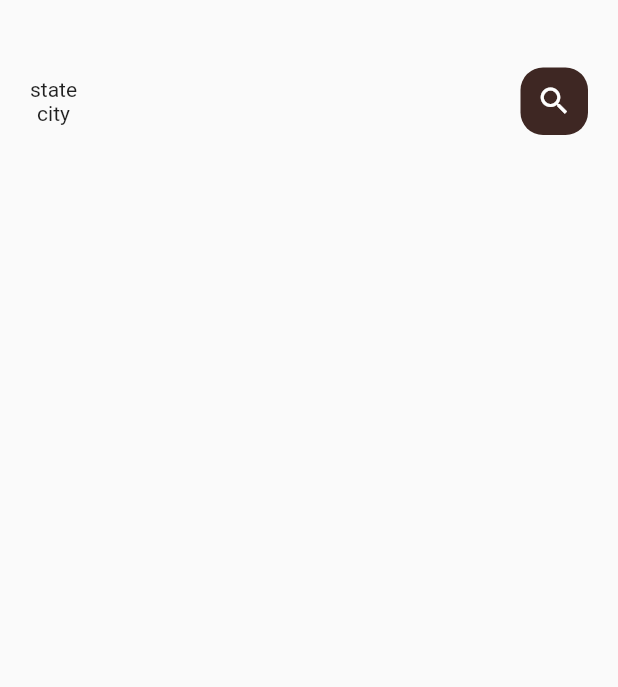
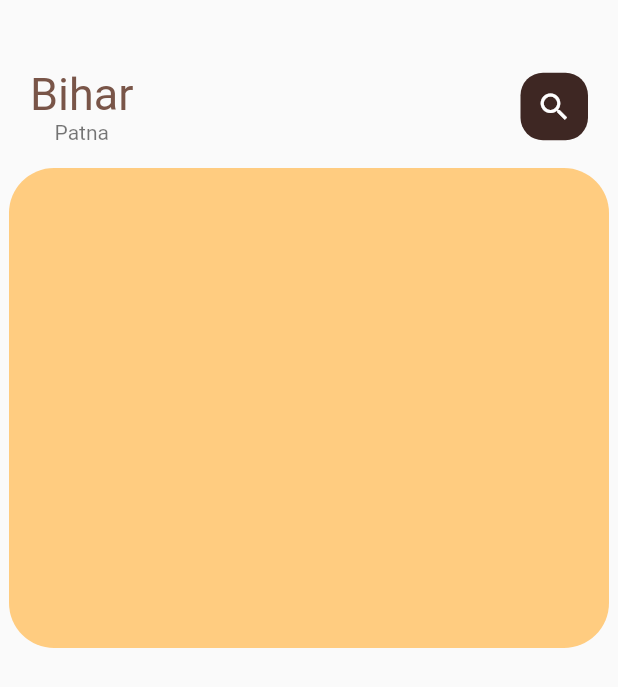
Before and after one commit to shrutis1509/GrocerCart, a Flutter app: the screen it shows after launch, on a phone screen of 412 x 824 dp. Shown: the top 687 px of the screen. Run offline on Flutter 3.47's test engine with Material 2 defaults, Android fonts, the light colour scheme and no system bars; Roboto replaces fonts that are missing (Schuyler).

Commit message:
50 min done

```diff
--- /dev/null
+++ b/grocer_cart/lib/home/grocerypagebody.dart
@@ -0,0 +1,36 @@
+import 'package:flutter/cupertino.dart';
+
+class GroceryPageBody extends StatefulWidget {
+  const GroceryPageBody({Key? key}) : super(key: key);
+
+  @override
+  State<GroceryPageBody> createState() => _GroceryPageBodyState();
+}
+
+class _GroceryPageBodyState extends State<GroceryPageBody> {
+  @override
+  Widget build(BuildContext context) {
+    return Container(
+      height: 320,
+      child:PageView.builder(
+        itemCount: 6,
+        itemBuilder:(context,position){
+        return _buildPageItem(position);
+    }),
+
+    );
+  }
+  Widget _buildPageItem(int index){
+    return Container(
+      height:220,
+      margin: EdgeInsets.only(left:6,right:6),
+    decoration: BoxDecoration(
+    borderRadius: BorderRadius.circular(30),
+    color:  index.isEven?Color(0xFFFFCC80):Color(0xFFFFCA28),
+
+      ),
+    );
+
+
+  }
+}
--- a/grocer_cart/lib/home/main_page.dart
+++ b/grocer_cart/lib/home/main_page.dart
@@ -1,5 +1,9 @@
 import 'package:flutter/cupertino.dart';
 import 'package:flutter/material.dart';
+import 'package:grocer_cart/widgets/bigtext.dart';
+import 'package:grocer_cart/widgets/smalltext.dart';
+
+import 'grocerypagebody.dart';
 
 class MainPage extends StatefulWidget {
   const MainPage({Key? key}) : super(key: key);
@@ -23,8 +27,9 @@ class _MainPageState extends State<MainPage> {
           children: [
             Column(
               children: [
-                Text("state"),
-                Text("city")
+                BigText(text: "Bihar", color:Colors.brown),
+
+              SmallText(text: "Patna",color: Colors.black54,)
               ],
             ),
             Container(
@@ -34,18 +39,17 @@ class _MainPageState extends State<MainPage> {
               decoration: BoxDecoration(
                 borderRadius: BorderRadius.circular(15),
                 color: Colors.brown[900]
+              )
+              ),
 
-              ),
-            )
           ],
         ),
       )
 
-    )
+    ),
+          GroceryPageBody(),
     ],
-
-    )
+    ),
     );
-
   }
 }
--- /dev/null
+++ b/grocer_cart/lib/widgets/bigtext.dart
@@ -0,0 +1,29 @@
+import 'package:flutter/cupertino.dart';
+
+class BigText extends StatelessWidget {
+  Color? color;
+  final String text;
+  double size;
+  TextOverflow overflow;
+  BigText({Key? key,  this.color=const Color(0xFF332d2b) ,
+    required this.text,
+    this.size=30,
+    this.overflow=TextOverflow.ellipsis
+  }) : super(key: key);
+
+  @override
+  Widget build(BuildContext context) {
+    return  Text(
+        text,
+        maxLines: 1,
+        overflow:overflow,
+        style:TextStyle(
+            fontFamily: 'Schuyler',
+            color:color,
+            fontSize: size,
+            fontWeight: FontWeight.w400
+        )
+
+    );
+  }
+}
--- /dev/null
+++ b/grocer_cart/lib/widgets/smalltext.dart
@@ -0,0 +1,29 @@
+import 'package:flutter/cupertino.dart';
+
+class SmallText extends StatelessWidget {
+  Color? color;
+  final String text;
+  double size;
+double height;
+  SmallText({Key? key,  this.color=const Color(0xFFccc7c5) ,
+    required this.text,
+    this.size=14,
+    this.height=1.2
+
+  }) : super(key: key);
+
+  @override
+  Widget build(BuildContext context) {
+    return  Text(
+        text,
+        style:TextStyle(
+            fontFamily: 'Schuyler',
+            color:color,
+            fontSize: size,
+          height: height
+
+        )
+
+    );
+  }
+}
```
Also changed, not shown: grocer_cart/pubspec.yaml (+14 -14 lines), 19 other files.
